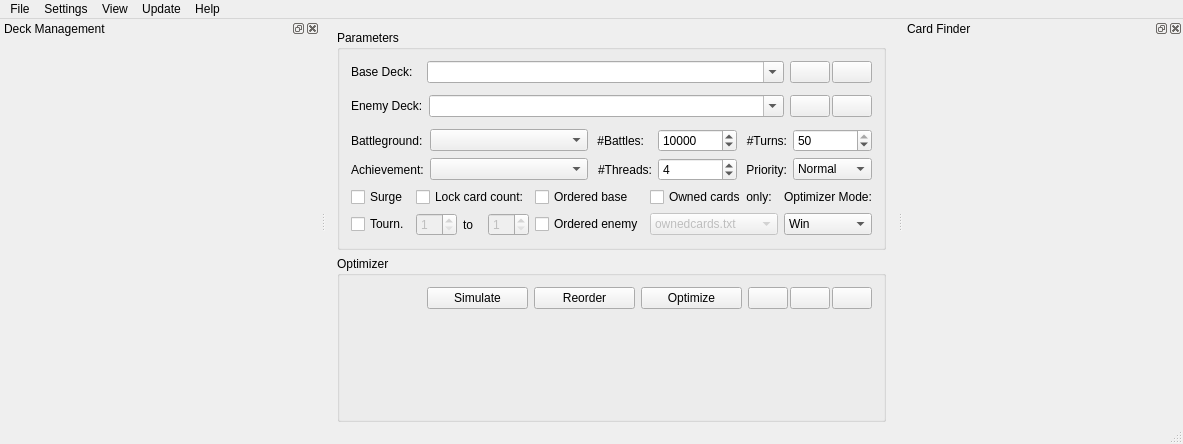
Before: the Qt Designer form MainWindow.ui in WarrantyVoid/tyrant-optimize-gui, drawn with Qt 5.
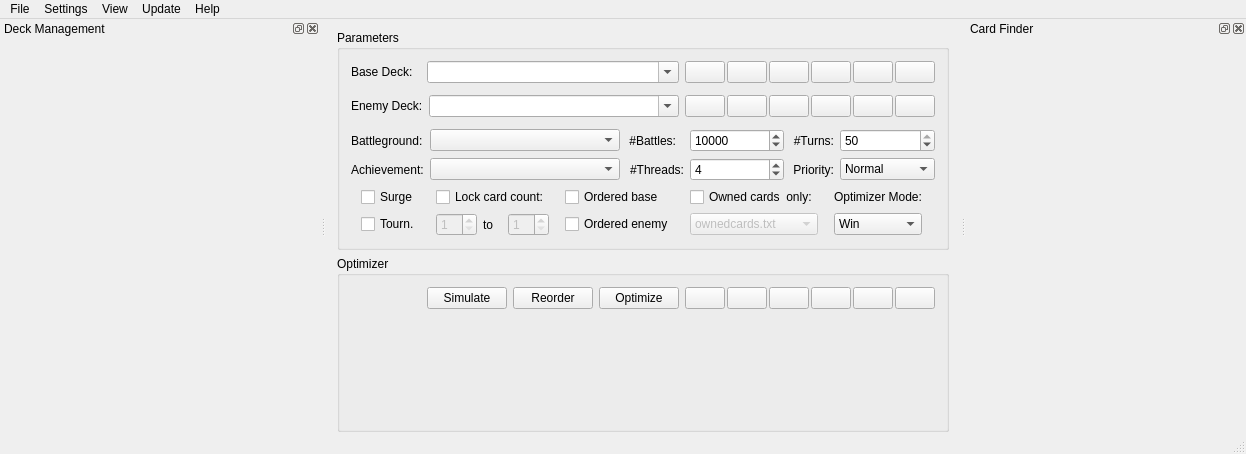
After: the same form once the commit is applied. Icons and pictures are not drawn. Custom widgets are drawn as their Qt base class.

Commit message: Combined deck action button is configurable now

Diff of the .ui file:
```diff
--- a/MainWindow.ui
+++ b/MainWindow.ui
@@ -6,8 +6,8 @@
    <rect>
     <x>0</x>
     <y>0</y>
-    <width>1101</width>
-    <height>444</height>
+    <width>1151</width>
+    <height>454</height>
    </rect>
   </property>
   <property name="windowTitle">
@@ -125,6 +125,89 @@
              </property>
             </widget>
            </item>
+           <item>
+            <widget class="QWidget" name="expandedBaseActions" native="true">
+             <property name="minimumSize">
+              <size>
+               <width>100</width>
+               <height>0</height>
+              </size>
+             </property>
+             <layout class="QHBoxLayout" name="horizontalLayout_5">
+              <property name="spacing">
+               <number>2</number>
+              </property>
+              <property name="leftMargin">
+               <number>0</number>
+              </property>
+              <property name="topMargin">
+               <number>0</number>
+              </property>
+              <property name="rightMargin">
+               <number>0</number>
+              </property>
+              <property name="bottomMargin">
+               <number>0</number>
+              </property>
+              <item>
+               <widget class="QPushButton" name="nameBaseDeckButton">
+                <property name="toolTip">
+                 <string>Copy comma-separated list of card names into clipboard</string>
+                </property>
+                <property name="text">
+                 <string/>
+                </property>
+                <property name="icon">
+                 <iconset resource="main.qrc">
+                  <normaloff>:/img/name.png</normaloff>:/img/name.png</iconset>
+                </property>
+               </widget>
+              </item>
+              <item>
+               <widget class="QPushButton" name="hashBaseDeckButton">
+                <property name="toolTip">
+                 <string>Copy deck hash into clipboard</string>
+                </property>
+                <property name="text">
+                 <string/>
+                </property>
+                <property name="icon">
+                 <iconset resource="main.qrc">
+                  <normaloff>:/img/hash.png</normaloff>:/img/hash.png</iconset>
+                </property>
+               </widget>
+              </item>
+              <item>
+               <widget class="QPushButton" name="saveBaseDeckButton">
+                <property name="toolTip">
+                 <string>Save deck as custom deck</string>
+                </property>
+                <property name="text">
+                 <string/>
+                </property>
+                <property name="icon">
+                 <iconset resource="main.qrc">
+                  <normaloff>:/img/save.png</normaloff>:/img/save.png</iconset>
+                </property>
+               </widget>
+              </item>
+              <item>
+               <widget class="QPushButton" name="switchDecksButton">
+                <property name="toolTip">
+                 <string>Switch base and enemy deck</string>
+                </property>
+                <property name="text">
+                 <string/>
+                </property>
+                <property name="icon">
+                 <iconset resource="main.qrc">
+                  <normaloff>:/img/switch.png</normaloff>:/img/switch.png</iconset>
+                </property>
+               </widget>
+              </item>
+             </layout>
+            </widget>
+           </item>
           </layout>
          </item>
         </layout>
@@ -223,6 +306,83 @@
              </property>
             </widget>
            </item>
+           <item>
+            <widget class="QWidget" name="expandedEnemyActions" native="true">
+             <layout class="QHBoxLayout" name="_2">
+              <property name="spacing">
+               <number>2</number>
+              </property>
+              <property name="leftMargin">
+               <number>0</number>
+              </property>
+              <property name="topMargin">
+               <number>0</number>
+              </property>
+              <property name="rightMargin">
+               <number>0</number>
+              </property>
+              <property name="bottomMargin">
+               <number>0</number>
+              </property>
+              <item>
+               <widget class="QPushButton" name="nameEnemyDeckButton">
+                <property name="toolTip">
+                 <string>Copy comma-separated list of card names into clipboard</string>
+                </property>
+                <property name="text">
+                 <string/>
+                </property>
+                <property name="icon">
+                 <iconset resource="main.qrc">
+                  <normaloff>:/img/name.png</normaloff>:/img/name.png</iconset>
+                </property>
+               </widget>
+              </item>
+              <item>
+               <widget class="QPushButton" name="hashEnemyDeckButton">
+                <property name="toolTip">
+                 <string>Copy deck hash into clipboard</string>
+                </property>
+                <property name="text">
+                 <string/>
+                </property>
+                <property name="icon">
+                 <iconset resource="main.qrc">
+                  <normaloff>:/img/hash.png</normaloff>:/img/hash.png</iconset>
+                </property>
+               </widget>
+              </item>
+              <item>
+               <widget class="QPushButton" name="saveEnemyDeckButton">
+                <property name="toolTip">
+                 <string>Save deck as custom deck</string>
+                </property>
+                <property name="text">
+                 <string/>
+                </property>
+                <property name="icon">
+                 <iconset resource="main.qrc">
+                  <normaloff>:/img/save.png</normaloff>:/img/save.png</iconset>
+                </property>
+               </widget>
+              </item>
+              <item>
+               <widget class="QPushButton" name="multiEnemyDeckButton">
+                <property name="toolTip">
+                 <string>Edit multiple decks</string>
+                </property>
+                <property name="text">
+                 <string/>
+                </property>
+                <property name="icon">
+                 <iconset resource="main.qrc">
+                  <normaloff>:/img/multi.png</normaloff>:/img/multi.png</iconset>
+                </property>
+               </widget>
+              </item>
+             </layout>
+            </widget>
+           </item>
           </layout>
          </item>
         </layout>
@@ -746,26 +906,9 @@
            <property name="sizeConstraint">
             <enum>QLayout::SetFixedSize</enum>
            </property>
-           <item>
-            <widget class="QPushButton" name="useOptimizedButton">
-             <property name="sizePolicy">
-              <sizepolicy hsizetype="Fixed" vsizetype="Fixed">
-               <horstretch>0</horstretch>
-               <verstretch>0</verstretch>
-              </sizepolicy>
-             </property>
-             <property name="toolTip">
-              <string>Use current optimization result as new base deck</string>
-             </property>
-             <property name="text">
-              <string/>
-             </property>
-             <property name="icon">
-              <iconset resource="main.qrc">
-               <normaloff>:/img/use.png</normaloff>:/img/use.png</iconset>
-             </property>
-            </widget>
-           </item>
+           <property name="rightMargin">
+            <number>0</number>
+           </property>
            <item>
             <widget class="QPushButton" name="displayOptimizedButton">
              <property name="sizePolicy">
@@ -786,6 +929,89 @@
              </property>
             </widget>
            </item>
+           <item>
+            <widget class="QWidget" name="expandedOptimizedActions" native="true">
+             <layout class="QHBoxLayout" name="_3">
+              <property name="spacing">
+               <number>2</number>
+              </property>
+              <property name="leftMargin">
+               <number>0</number>
+              </property>
+              <property name="topMargin">
+               <number>0</number>
+              </property>
+              <property name="rightMargin">
+               <number>0</number>
+              </property>
+              <property name="bottomMargin">
+               <number>0</number>
+              </property>
+              <item>
+               <widget class="QPushButton" name="nameOptimizedDeckButton">
+                <property name="toolTip">
+                 <string>Copy comma-separated list of card names into clipboard</string>
+                </property>
+                <property name="text">
+                 <string/>
+                </property>
+                <property name="icon">
+                 <iconset resource="main.qrc">
+                  <normaloff>:/img/name.png</normaloff>:/img/name.png</iconset>
+                </property>
+               </widget>
+              </item>
+              <item>
+               <widget class="QPushButton" name="hashOptimizedDeckButton">
+                <property name="toolTip">
+                 <string>Copy deck hash into clipboard</string>
+                </property>
+                <property name="text">
+                 <string/>
+                </property>
+                <property name="icon">
+                 <iconset resource="main.qrc">
+                  <normaloff>:/img/hash.png</normaloff>:/img/hash.png</iconset>
+                </property>
+               </widget>
+              </item>
+              <item>
+               <widget class="QPushButton" name="saveOptimizedDeckButton">
+                <property name="toolTip">
+                 <string>Save deck as custom deck</string>
+                </property>
+                <property name="text">
+                 <string/>
+                </property>
+                <property name="icon">
+                 <iconset resource="main.qrc">
+                  <normaloff>:/img/save.png</normaloff>:/img/save.png</iconset>
+                </property>
+               </widget>
+              </item>
+             </layout>
+            </widget>
+           </item>
+           <item>
+            <widget class="QPushButton" name="useOptimizedButton">
+             <property name="sizePolicy">
+              <sizepolicy hsizetype="Fixed" vsizetype="Fixed">
+               <horstretch>0</horstretch>
+               <verstretch>0</verstretch>
+              </sizepolicy>
+             </property>
+             <property name="toolTip">
+              <string>Use current optimization result as new base deck</string>
+             </property>
+             <property name="text">
+              <string/>
+             </property>
+             <property name="icon">
+              <iconset resource="main.qrc">
+               <normaloff>:/img/use.png</normaloff>:/img/use.png</iconset>
+             </property>
+            </widget>
+           </item>
            <item>
             <widget class="QPushButton" name="actionOptimizedButton">
              <property name="sizePolicy">
@@ -896,7 +1122,7 @@
     <rect>
      <x>0</x>
      <y>0</y>
-     <width>1101</width>
+     <width>1151</width>
      <height>22</height>
     </rect>
    </property>
```
Left out of the diff: 12 changed lines with no effect on the pictures. The commit also changes 4 other files.
